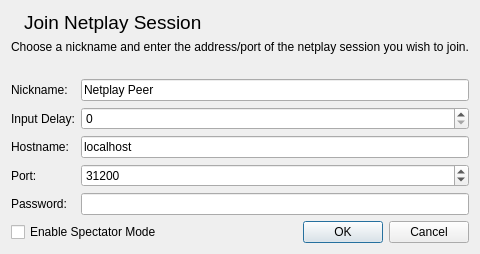
Above: src/duckstation-qt/joinnetplaysessiondialog.ui from stenzek/duckstation before the change. Below: the same form after it.
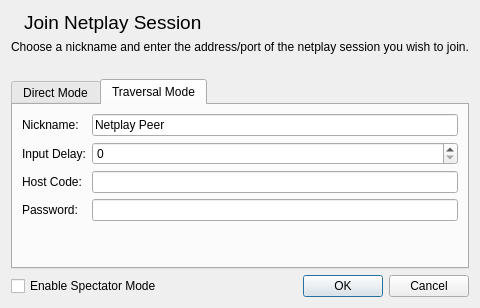
That is the form after the change. The open tabs and pages were chosen to show the change. Icons and pictures are not drawn.

Commit message: Netplay/UI update adding the traveral options to the ui. also added the roomcode to the onscreen overlay for now.

The edit to the form file:
```diff
--- a/src/duckstation-qt/joinnetplaysessiondialog.ui
+++ b/src/duckstation-qt/joinnetplaysessiondialog.ui
@@ -10,7 +10,7 @@
     <x>0</x>
     <y>0</y>
     <width>480</width>
-    <height>254</height>
+    <height>308</height>
    </rect>
   </property>
   <property name="windowTitle">
@@ -65,15 +65,34 @@
      <property name="orientation">
       <enum>Qt::Vertical</enum>
      </property>
+     <property name="sizeType">
+      <enum>QSizePolicy::Expanding</enum>
+     </property>
      <property name="sizeHint" stdset="0">
       <size>
        <width>20</width>
-       <height>40</height>
+       <height>10</height>
       </size>
      </property>
     </spacer>
    </item>
    <item>
+    <widget class="QTabWidget" name="tabConnectMode">
+     <property name="minimumSize">
+      <size>
+       <width>0</width>
+       <height>190</height>
+      </size>
+     </property>
+     <property name="currentIndex">
+      <number>0</number>
+     </property>
+     <widget class="QWidget" name="tabDirect">
+      <attribute name="title">
+       <string>Direct Mode</string>
+      </attribute>
+      <layout class="QVBoxLayout" name="verticalLayout_2">
+       <item>
     <layout class="QFormLayout" name="formLayout">
      <item row="0" column="0">
       <widget class="QLabel" name="label_4">
@@ -143,17 +162,76 @@
        </property>
       </widget>
      </item>
+        </layout>
+       </item>
+      </layout>
+     </widget>
+     <widget class="QWidget" name="tabTraversal">
+      <attribute name="title">
+       <string>Traversal Mode</string>
+      </attribute>
+      <layout class="QVBoxLayout" name="verticalLayout_3">
+       <item>
+        <layout class="QFormLayout" name="formLayout_2">
+         <item row="0" column="0">
+          <widget class="QLabel" name="label_9">
+           <property name="text">
+            <string>Nickname:</string>
+           </property>
+          </widget>
+         </item>
+         <item row="0" column="1">
+          <widget class="QLineEdit" name="nicknameTraversal">
+           <property name="text">
+            <string>Netplay Peer</string>
+           </property>
+           <property name="maxLength">
+            <number>128</number>
+           </property>
+          </widget>
+         </item>
+         <item row="1" column="1">
+          <widget class="QSpinBox" name="inputDelayTraversal"/>
+         </item>
+         <item row="3" column="0">
+          <widget class="QLabel" name="label_13">
+           <property name="text">
+            <string>Password:</string>
+           </property>
+          </widget>
+         </item>
+         <item row="3" column="1">
+          <widget class="QLineEdit" name="passwordTraversal">
+           <property name="maxLength">
+            <number>128</number>
+           </property>
+           <property name="echoMode">
+            <enum>QLineEdit::Normal</enum>
+           </property>
+          </widget>
+         </item>
+         <item row="2" column="0">
+          <widget class="QLabel" name="label_11">
+           <property name="text">
+            <string>Host Code:</string>
+           </property>
+          </widget>
+         </item>
+         <item row="2" column="1">
+          <widget class="QLineEdit" name="hostCode"/>
+         </item>
      <item row="1" column="0">
-      <widget class="QLabel" name="label_8">
+          <widget class="QLabel" name="label_10">
        <property name="text">
         <string>Input Delay:</string>
        </property>
       </widget>
      </item>
-     <item row="1" column="1">
-      <widget class="QSpinBox" name="inputDelay"/>
-     </item>
-    </layout>
+        </layout>
+       </item>
+      </layout>
+     </widget>
+    </widget>
    </item>
    <item>
     <layout class="QHBoxLayout" name="horizontalLayout_2">
```
Left out of the diff: 38 changed lines with no effect on the pictures. Lines whose indentation alone changed are shown as unchanged. The commit also changes 8 other files.
